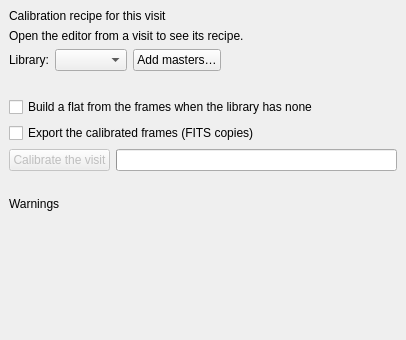
Above: nightscribe/gui/ui/ufe_calibration_tab.ui from irydeo/nightscribe before the change. Below: the same form after it.
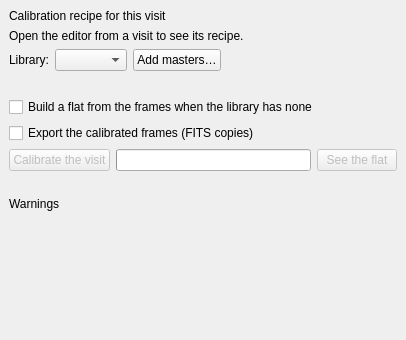
That is the form after the change.

Commit message: feat(astrometry): the run you opened, the object's marks, the masked flat and the READMEs

The edit to the form file:
```diff
--- a/nightscribe/gui/ui/ufe_calibration_tab.ui
+++ b/nightscribe/gui/ui/ufe_calibration_tab.ui
@@ -97,6 +97,15 @@
        <property name="visible"><bool>false</bool></property>
       </widget>
      </item>
+     <item>
+      <widget class="QPushButton" name="btn_flat">
+       <property name="enabled"><bool>false</bool></property>
+       <property name="text"><string>See the flat</string></property>
+       <property name="toolTip">
+        <string>Opens the flat that was built from the frames in the editor's own viewer, so it can be looked at: a flat carrying a star is not a flat, and the way to know is to see it. The figures it was built with (how many sources were masked, how much was filled, how many hot pixels were kept, and how far it still deviates over the masked pixels) are in the note above and in the FITS header</string>
+       </property>
+      </widget>
+     </item>
     </layout>
    </item>
    <item>
```
Left out of the diff: 2 changed lines with no effect on the pictures. The commit also changes 44 other files.
